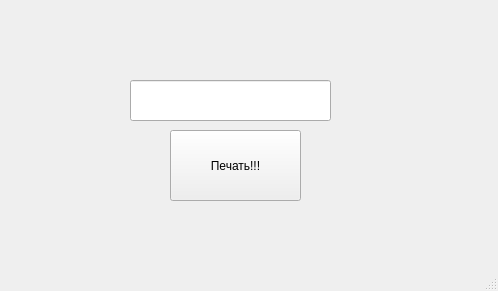
The window that mainwindow.ui (KoteAnimen/workTry-Print) describes before a commit, drawn with Qt 5.
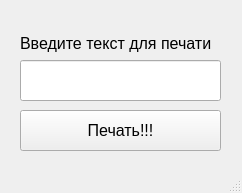
The same window after the commit.

```diff
--- a/mainwindow.ui
+++ b/mainwindow.ui
@@ -6,8 +6,8 @@
    <rect>
     <x>0</x>
     <y>0</y>
-    <width>498</width>
-    <height>291</height>
+    <width>242</width>
+    <height>193</height>
    </rect>
   </property>
   <property name="windowTitle">
@@ -17,12 +17,17 @@
    <widget class="QPushButton" name="pushButton">
     <property name="geometry">
      <rect>
-      <x>170</x>
-      <y>130</y>
-      <width>131</width>
-      <height>71</height>
+      <x>20</x>
+      <y>110</y>
+      <width>201</width>
+      <height>41</height>
      </rect>
     </property>
+    <property name="font">
+     <font>
+      <pointsize>12</pointsize>
+     </font>
+    </property>
     <property name="text">
      <string>Печать!!!</string>
     </property>
@@ -30,13 +35,31 @@
    <widget class="QLineEdit" name="lineEdit">
     <property name="geometry">
      <rect>
-      <x>130</x>
-      <y>80</y>
+      <x>20</x>
+      <y>60</y>
       <width>201</width>
       <height>41</height>
      </rect>
     </property>
    </widget>
+   <widget class="QLabel" name="label">
+    <property name="geometry">
+     <rect>
+      <x>20</x>
+      <y>33</y>
+      <width>201</width>
+      <height>20</height>
+     </rect>
+    </property>
+    <property name="font">
+     <font>
+      <pointsize>12</pointsize>
+     </font>
+    </property>
+    <property name="text">
+     <string>Введите текст для печати</string>
+    </property>
+   </widget>
   </widget>
   <widget class="QMenuBar" name="menubar">
    <property name="geometry">
```
Left out of the diff: 2 changed lines with no effect on the pictures.
